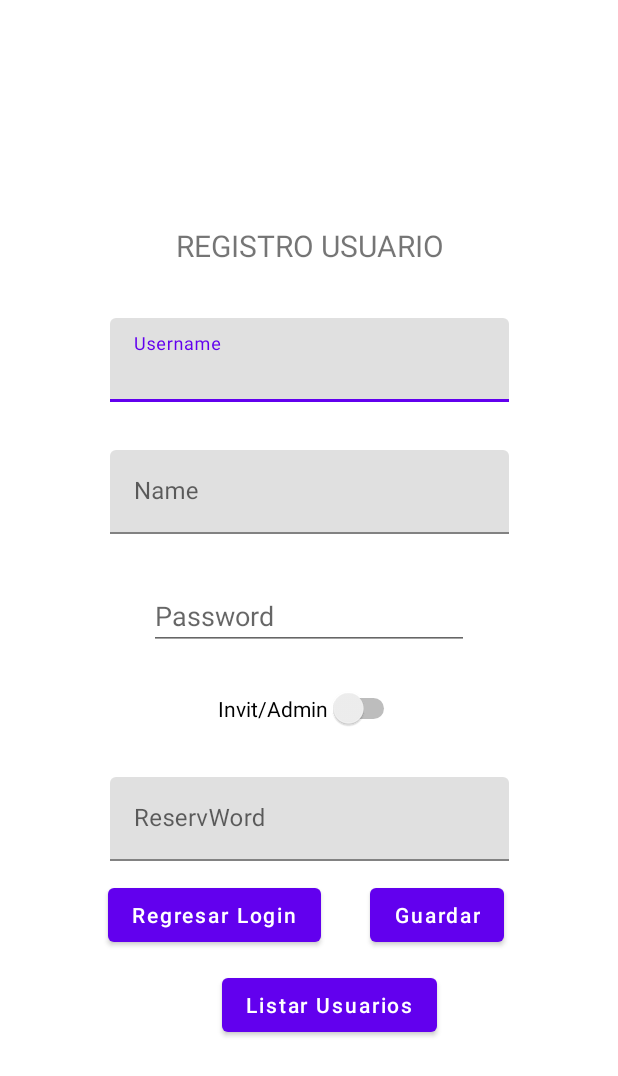
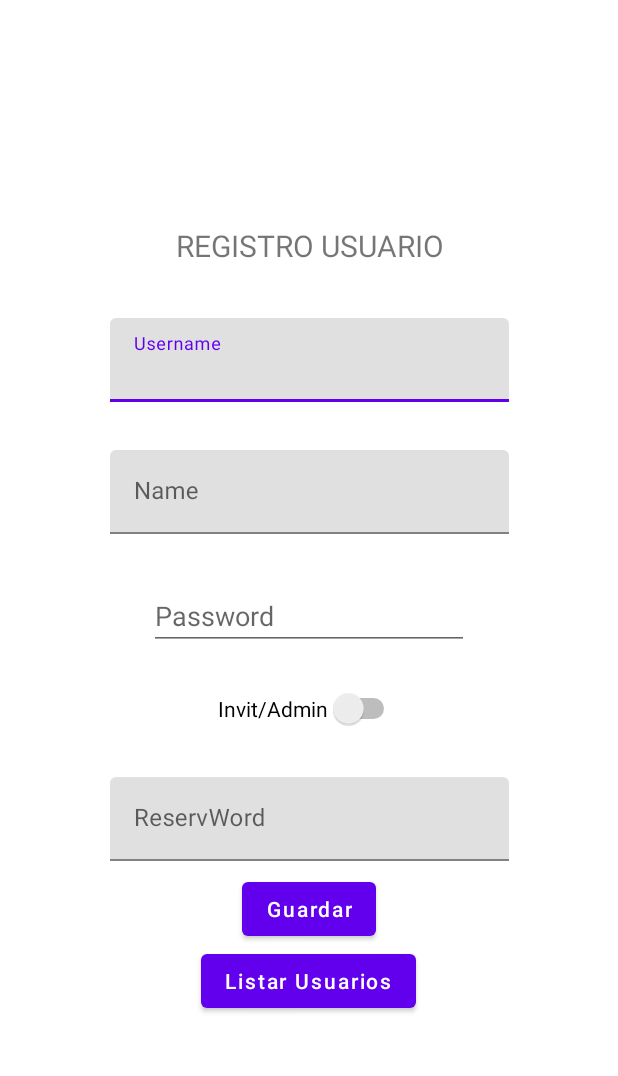
Before and after one commit to Fenix2902/AppRentaCarros, an Android app: the MainActivity_Registrar_Usuario screen opened directly, with no data from a screen before it, on a phone screen of 412 x 824 dp. Shown: the top 1076 px of the screen. Run offline under Robolectric (Android 15) with nearby library versions, the phone set to English and light mode, and no system bars; our stand-ins replace Firebase (no records; nobody signed in at launch, a user with empty details on screens opened directly).

Commit message:
se configura inicio de sesion y registro de usuarios, con condicionales dependiendo del role

```diff
--- a/app/build.gradle
+++ b/app/build.gradle
@@ -9,7 +9,7 @@ android {
 
     defaultConfig {
         applicationId "com.example.rentacarros"
-        minSdk 25
+        minSdk 29
         targetSdk 33
         versionCode 1
         versionName "1.0"
--- a/app/src/main/java/com/example/rentacarros/MainActivity_Registrar_Usuario.java
+++ b/app/src/main/java/com/example/rentacarros/MainActivity_Registrar_Usuario.java
@@ -28,7 +28,7 @@ public class MainActivity_Registrar_Usuario extends AppCompatActivity {
     FirebaseFirestore db = FirebaseFirestore.getInstance();
 
     EditText etUsername, etName, etPassword,etreservword;
-    Button btnVolverLogin, btnSave,btnListarUsers;
+    Button btnSave,btnListarUsers;
     Switch swAdmin;
 
     @SuppressLint("MissingInflatedId")
@@ -42,7 +42,6 @@ public class MainActivity_Registrar_Usuario extends AppCompatActivity {
         etName = findViewById(R.id.etRegName);
         etPassword = findViewById(R.id.etpassword);
         btnSave = findViewById(R.id.btnSaveUser);
-        btnVolverLogin = findViewById(R.id.btnRegresarLogin);
         btnListarUsers = findViewById(R.id.btnListUsers);
         etreservword = findViewById(R.id.etreservword);
         swAdmin = findViewById(R.id.switchRole);
@@ -89,7 +88,11 @@ public class MainActivity_Registrar_Usuario extends AppCompatActivity {
                                                         @Override
                                                         public void onSuccess(DocumentReference documentReference) {
                                                             Toast.makeText(getApplicationContext(), "Usuario creado correctamente", Toast.LENGTH_SHORT).show();
-                                                            //Log.d(TAG, "DocumentSnapshot added with ID: " + documentReference.getId());
+                                                            if(isChecked){
+                                                                startActivity(new Intent(getApplicationContext(),MainActivity_Registrar_Vehiculos.class));
+                                                            }else{
+                                                                startActivity(new Intent(getApplicationContext(),MainActivity_Renta_Vehiculos.class));
+                                                            }
                                                         }
                                                     })
                                                     .addOnFailureListener(new OnFailureListener() {
@@ -109,13 +112,6 @@ public class MainActivity_Registrar_Usuario extends AppCompatActivity {
                 }
             }
         });
-        btnVolverLogin.setOnClickListener(new View.OnClickListener() {
-            @Override
-            public void onClick(View v) {
-                //pasar a la actividad que muestra los usuarios
-                startActivity(new Intent(getApplicationContext(),MainActivity.class));//permite ir a otra pagina
-            }
-        });
 
     }
     private void limpiar() {
--- a/app/src/main/res/layout/activity_main_registrar_usuario.xml
+++ b/app/src/main/res/layout/activity_main_registrar_usuario.xml
@@ -64,42 +64,28 @@
         app:layout_constraintTop_toBottomOf="@+id/textInputLayout3" />
 
     <Button
-        android:id="@+id/btnRegresarLogin"
-        android:layout_width="wrap_content"
-        android:layout_height="wrap_content"
-        android:layout_marginStart="72dp"
-        android:layout_marginTop="100dp"
-        android:text="Regresar Login"
-        android:textAlignment="center"
-        android:textAllCaps="false"
-        app:layout_constraintStart_toStartOf="parent"
-        app:layout_constraintTop_toBottomOf="@+id/switchRole" />
-
-    <Button
         android:id="@+id/btnSaveUser"
         android:layout_width="wrap_content"
         android:layout_height="wrap_content"
-        android:layout_marginTop="100dp"
+        android:layout_marginTop="96dp"
         android:text="Guardar"
         android:textAlignment="center"
         android:textAllCaps="false"
         app:layout_constraintEnd_toEndOf="parent"
-        app:layout_constraintHorizontal_bias="0.3"
-        app:layout_constraintStart_toEndOf="@+id/btnRegresarLogin"
+        app:layout_constraintStart_toStartOf="parent"
         app:layout_constraintTop_toBottomOf="@+id/switchRole" />
 
     <Button
         android:id="@+id/btnListUsers"
         android:layout_width="wrap_content"
         android:layout_height="wrap_content"
-        android:layout_marginTop="12dp"
         android:text="Listar Usuarios"
         android:textAlignment="center"
         android:textAllCaps="false"
         app:layout_constraintEnd_toEndOf="parent"
-        app:layout_constraintHorizontal_bias="0.55"
+        app:layout_constraintHorizontal_bias="0.498"
         app:layout_constraintStart_toStartOf="parent"
-        app:layout_constraintTop_toBottomOf="@+id/btnRegresarLogin" />
+        app:layout_constraintTop_toBottomOf="@+id/btnSaveUser" />
 
     <Switch
         android:id="@+id/switchRole"
--- a/build.gradle
+++ b/build.gradle
@@ -4,6 +4,6 @@ buildscript {
     }
 }// Top-level build file where you can add configuration options common to all sub-projects/modules.
 plugins {
-    id 'com.android.application' version '7.3.1' apply false
-    id 'com.android.library' version '7.3.1' apply false
+    id 'com.android.application' version '7.4.2' apply false
+    id 'com.android.library' version '7.4.2' apply false
 }
```
Also changed, not shown: app/src/main/java/com/example/rentacarros/MainActivity.java (+14 -5 lines).
